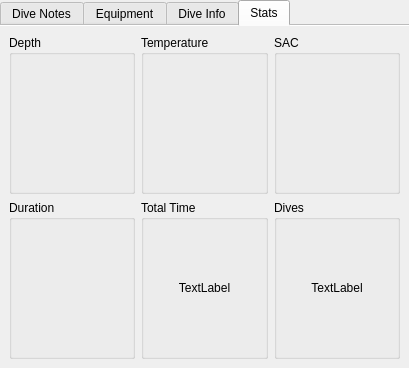
This is qt-ui/maintab.ui in subsurface/subsurface as Qt 5 draws it before an edit. The edited form follows.
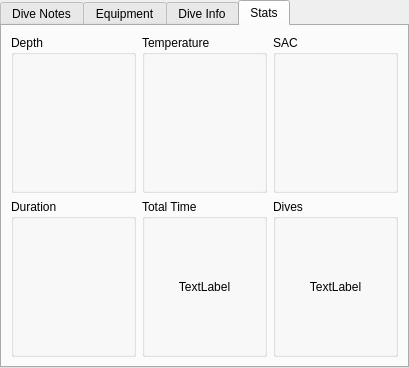
This is the edited form. Custom widgets are drawn as their Qt base class.

Commit message:
Disable Document Mode for MainTab on MacOSX
Commit c4f06dc536392e31a477e592d30fb946f1499595 introduced Document
Mode on the MainTab QTabWidget. This doesn't look good on MacOSX.

Patch:
```diff
--- a/qt-ui/maintab.ui
+++ b/qt-ui/maintab.ui
@@ -16,9 +16,6 @@
   <property name="currentIndex">
    <number>3</number>
   </property>
-  <property name="documentMode">
-   <bool>true</bool>
-  </property>
   <widget class="QWidget" name="notesTab">
    <attribute name="title">
     <string>Dive Notes</string>
```
The commit also changes 1 other file.
